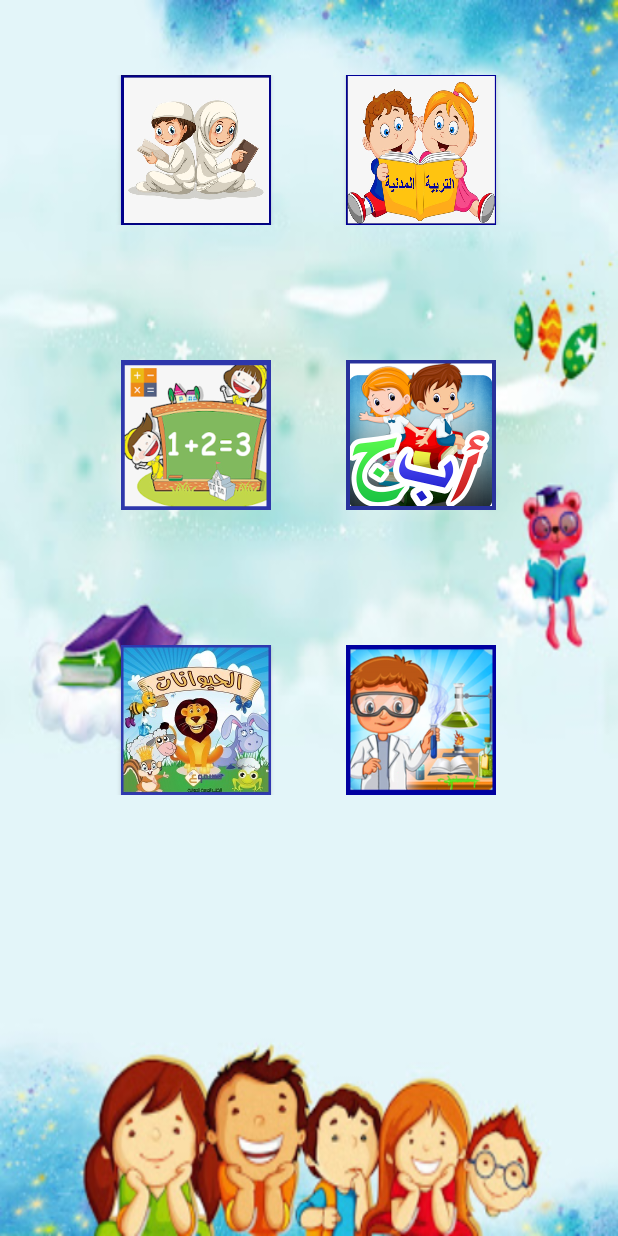
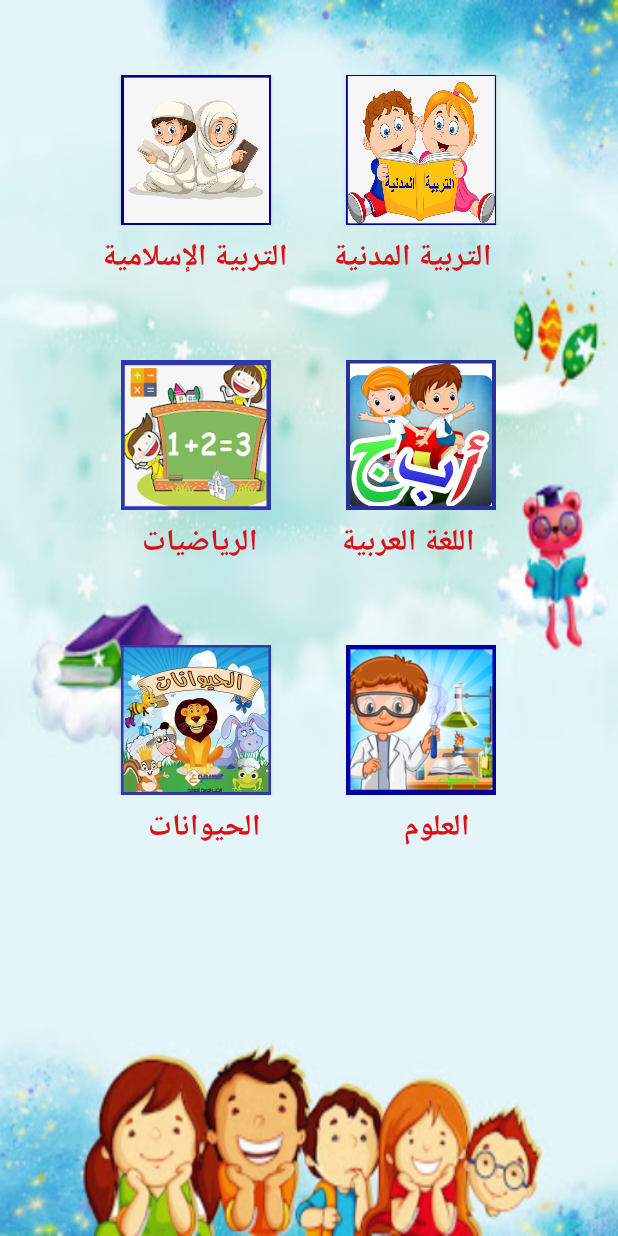
Before and after one commit to Mousselmal-Abdelaziz/Madrassati, an Android app: the Second_Main screen opened directly, with no data from a screen before it, on a phone screen of 412 x 824 dp. Run offline under Robolectric (Android 15) with nearby library versions, the phone set to English and light mode, and no system bars.

Commit message:
modifier designe de math

```diff
--- a/app/src/main/res/drawable/pb_drawable.xml
+++ b/app/src/main/res/drawable/pb_drawable.xml
@@ -4,9 +4,9 @@
 
     <item android:id="@+id/background">
         <shape>
-            <gradient android:startColor="#424242"
-                        android:endColor="#757575"
-                        android:centerColor="#616161"
+            <gradient android:startColor="#B8B3B3"
+                        android:endColor="#B8B3B3"
+                        android:centerColor="#FFFFFF"
                         android:angle="90"/>
 
             <size android:width="15dp"
--- a/app/src/main/res/drawable/pb_drawable_white.xml
+++ b/app/src/main/res/drawable/pb_drawable_white.xml
@@ -4,9 +4,9 @@
 
     <item android:id="@+id/background">
         <shape>
-            <gradient android:startColor="#424242"
-                android:endColor="#757575"
-                android:centerColor="#616161"
+            <gradient android:startColor="#B8B3B3"
+                android:endColor="#B8B3B3"
+                android:centerColor="#FFFFFF"
                 android:angle="90"/>
 
             <size android:width="15dp"
--- a/app/src/main/res/layout/activity_first__main.xml
+++ b/app/src/main/res/layout/activity_first__main.xml
@@ -13,7 +13,7 @@
         android:layout_width="match_parent"
         android:layout_height="wrap_content"
         android:orientation="horizontal"
-        android:layout_marginBottom="40dp"
+        android:layout_marginBottom="5dp"
         android:gravity="center"
         android:layout_marginTop="50dp"
         android:layout_gravity="center">
@@ -27,6 +27,7 @@
             android:onClick="buClick"
             android:layout_marginRight="50dp"/>
 
+
         <Button
             android:id="@+id/buttm2"
             android:layout_width="100dp"
@@ -35,14 +36,44 @@
             android:onClick="buClick"
             android:background="@drawable/madania" />
     </LinearLayout>
+    <LinearLayout
+        android:layout_width="match_parent"
+        android:layout_height="wrap_content"
+        android:orientation="horizontal"
+        android:layout_marginBottom="25dp"
+        android:gravity="center"
+        android:layout_gravity="center">
+
+      <TextView
+          android:layout_width="wrap_content"
+          android:layout_height="wrap_content"
+          android:textSize="20dp"
+          android:text="التربية الإسلامية"
+          android:textStyle="bold"
+          android:textColor="#dd1017"
+          android:layout_marginLeft="-15dp"
+          android:layout_marginRight="30dp"/>
+
+
+        <TextView
+            android:layout_width="wrap_content"
+            android:layout_height="wrap_content"
+            android:textSize="20dp"
+            android:text="التربية المدنية"
+            android:textColor="#dd1017"
+            android:textStyle="bold"
+            />
+
+    </LinearLayout>
+
 
     <LinearLayout
         android:layout_width="match_parent"
         android:layout_height="wrap_content"
         android:orientation="horizontal"
-        android:layout_marginBottom="40dp"
+        android:layout_marginBottom="5dp"
         android:gravity="center"
-        android:layout_marginTop="50dp"
+        android:layout_marginTop="25dp"
         android:layout_gravity="center">
 
         <Button
@@ -62,14 +93,43 @@
             android:onClick="buClick"
             android:background="@drawable/arabe" />
     </LinearLayout>
+    <LinearLayout
+        android:layout_width="match_parent"
+        android:layout_height="wrap_content"
+        android:orientation="horizontal"
+        android:layout_marginBottom="25dp"
+        android:gravity="center"
+        android:layout_gravity="center">
+
+        <TextView
+            android:layout_width="wrap_content"
+            android:layout_height="wrap_content"
+            android:textSize="20dp"
+            android:text="الرياضيات"
+       android:layout_marginRight="55dp"
+            android:textStyle="bold"
+            android:textColor="#dd1017"
+            />
+
+
+        <TextView
+            android:layout_width="wrap_content"
+            android:layout_height="wrap_content"
+            android:textSize="20dp"
+            android:text="اللغة العربية"
+            android:textColor="#dd1017"
+            android:textStyle="bold"
+            />
+
+    </LinearLayout>
 
     <LinearLayout
         android:layout_width="match_parent"
         android:layout_height="wrap_content"
         android:orientation="horizontal"
-        android:layout_marginBottom="40dp"
+        android:layout_marginBottom="5dp"
         android:gravity="center"
-        android:layout_marginTop="50dp"
+        android:layout_marginTop="25dp"
         android:layout_gravity="center">
 
         <Button
@@ -89,4 +149,34 @@
             android:onClick="buClick"
             android:background="@drawable/icon" />
 
-    </LinearLayout></LinearLayout>
+    </LinearLayout>
+    <LinearLayout
+        android:layout_width="match_parent"
+        android:layout_height="wrap_content"
+        android:orientation="horizontal"
+        android:layout_marginBottom="25dp"
+        android:gravity="center"
+        android:layout_gravity="center">
+
+        <TextView
+            android:layout_width="wrap_content"
+            android:layout_height="wrap_content"
+            android:textSize="20dp"
+            android:text="الحيوانات"
+         android:layout_marginRight="95dp"
+            android:textStyle="bold"
+            android:textColor="#dd1017"
+            />
+
+
+        <TextView
+            android:layout_width="wrap_content"
+            android:layout_height="wrap_content"
+            android:textSize="20dp"
+            android:text="العلوم"
+            android:textColor="#dd1017"
+            android:textStyle="bold"
+            />
+
+    </LinearLayout>
+</LinearLayout>
--- a/app/src/main/res/values/strings.xml
+++ b/app/src/main/res/values/strings.xml
@@ -1,3 +1,3 @@
 <resources>
-    <string name="app_name">MyProject</string>
+    <string name="app_name">مدرستي</string>
 </resources>
```
Also changed, not shown: app/src/main/res/drawable/rectangle_1.xml (+10 -10 lines), app/src/main/res/drawable/rectangle_2.xml (+10 -10 lines), app/src/main/res/layout/activity1.xml (+12 -12 lines), app/src/main/res/layout/activity12.xml (+1 -7 lines), 37 other files.
